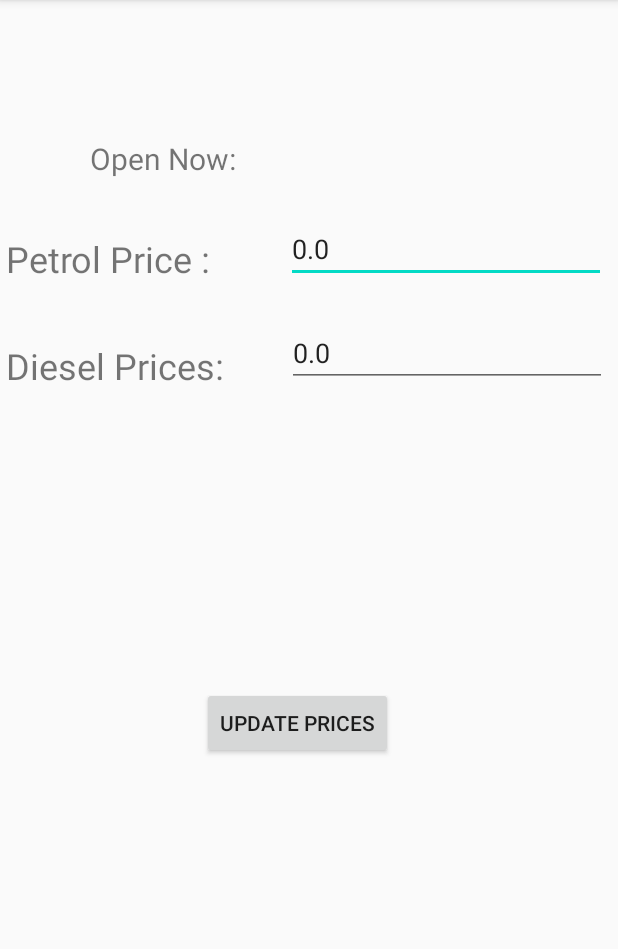
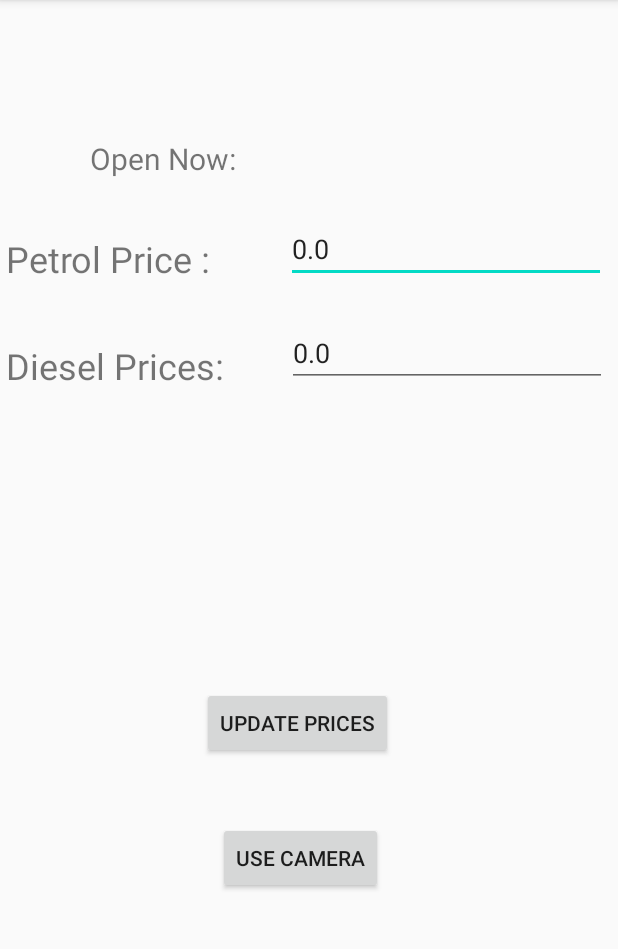
Before and after one commit to Eoghan-oconnor/FinalYearProject, an Android app: the InfoDisplay screen opened directly, with no data from a screen before it, on a phone screen of 412 x 824 dp, the part 84-1033 px from its top. Run offline under Robolectric (Android 15) with nearby library versions, the phone set to English and light mode, and no system bars; libraries missing offline, so code that uses them is left out: com.parse; 3 statements that could not run were skipped.

Commit message:
Adding OCR Activity

```diff
--- a/app/src/main/AndroidManifest.xml
+++ b/app/src/main/AndroidManifest.xml
@@ -15,7 +15,8 @@
         android:roundIcon="@mipmap/ic_launcher_round"
         android:supportsRtl="true"
         android:theme="@style/AppTheme">
-        <activity android:name=".InfoDisplay"></activity>
+        <activity android:name=".OCR"></activity>
+        <activity android:name=".InfoDisplay" />
         <activity android:name=".LoginActivity">
             <intent-filter>
                 <action android:name="android.intent.action.MAIN" />
--- a/app/src/main/java/com/example/navigation/InfoDisplay.java
+++ b/app/src/main/java/com/example/navigation/InfoDisplay.java
@@ -2,6 +2,7 @@ package com.example.navigation;
 
 import androidx.appcompat.app.AppCompatActivity;
 
+import android.content.Intent;
 import android.os.Bundle;
 import android.text.Editable;
 import android.text.TextWatcher;
@@ -178,4 +179,9 @@ public class InfoDisplay extends AppCompatActivity {
             onBackPressed();
         }
     }
+
+    public void onClickCamera(View view){
+        Intent intent = new Intent(this, OCR.class);
+        startActivity(intent);
+    }
 }
--- a/app/src/main/java/com/example/navigation/LoginActivity.java
+++ b/app/src/main/java/com/example/navigation/LoginActivity.java
@@ -27,6 +27,7 @@ public class LoginActivity extends AppCompatActivity implements View.OnClickList
     TextView makeModel;
     RadioButton petrol;
     RadioButton diesel;
+    Button camera;
 
 
 
@@ -138,7 +139,8 @@ public class LoginActivity extends AppCompatActivity implements View.OnClickList
         makeModel = (TextView) findViewById(R.id.makeModel);
         petrol = (RadioButton) findViewById(R.id.petrol);
         diesel = (RadioButton) findViewById(R.id.diesel);
-            changeSignUp.setOnClickListener(this);
+        camera = (Button) findViewById(R.id.camera);
+        changeSignUp.setOnClickListener(this);
     }
 
     public void login(){
--- a/app/src/main/res/layout/activity_info_display.xml
+++ b/app/src/main/res/layout/activity_info_display.xml
@@ -141,4 +141,18 @@
         app:layout_constraintStart_toStartOf="parent"
         app:layout_constraintTop_toTopOf="parent" />
 
+    <Button
+        android:id="@+id/camera"
+        android:layout_width="wrap_content"
+        android:layout_height="wrap_content"
+        android:layout_marginBottom="172dp"
+        android:onClick="onClickCamera"
+        android:text="Use Camera"
+        app:layout_constraintBottom_toBottomOf="parent"
+        app:layout_constraintEnd_toEndOf="parent"
+        app:layout_constraintHorizontal_bias="0.481"
+        app:layout_constraintStart_toStartOf="parent"
+        app:layout_constraintTop_toBottomOf="@+id/button"
+        app:layout_constraintVertical_bias="1.0" />
+
 </androidx.constraintlayout.widget.ConstraintLayout>
```
Also changed, not shown: app/src/main/java/com/example/navigation/OCR.java (added, +14 -0 lines), app/src/main/res/layout/activity_o_c_r.xml (added, +82 -0 lines).
